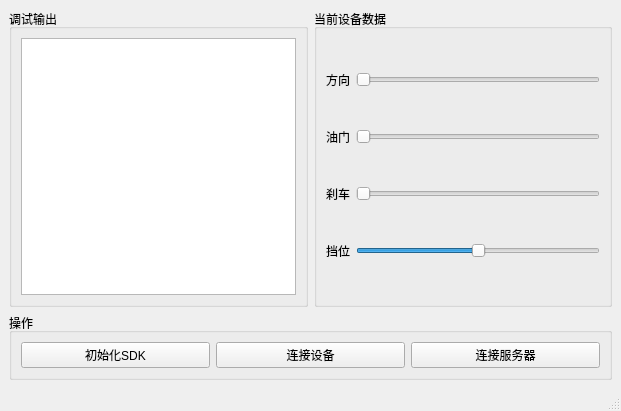
Qt form G29-reader/mainwindow.ui (zhangdiannao/g29-reader) before a commit.
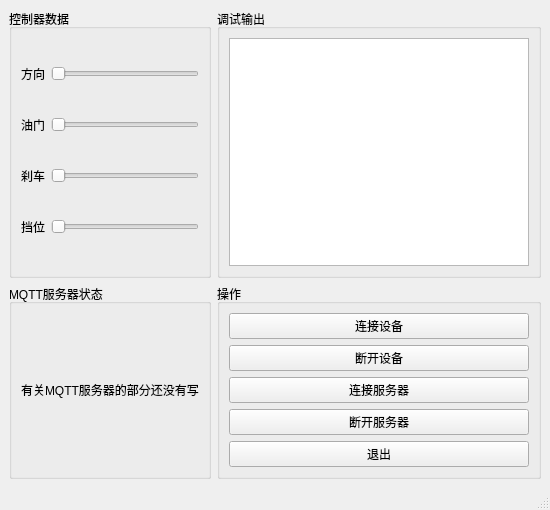
The same form after that commit.

Commit message: 这个版本实现了初始化SDK和对数据的正确读取，显示到logBrowser中

```diff
--- a/G29-reader/mainwindow.ui
+++ b/G29-reader/mainwindow.ui
@@ -6,8 +6,8 @@
    <rect>
     <x>0</x>
     <y>0</y>
-    <width>621</width>
-    <height>411</height>
+    <width>509</width>
+    <height>510</height>
    </rect>
   </property>
   <property name="windowTitle">
@@ -16,25 +16,13 @@
   <widget class="QWidget" name="centralwidget">
    <layout class="QGridLayout" name="gridLayout_2">
     <item row="0" column="0">
-     <widget class="QGroupBox" name="groupBox">
-      <property name="title">
-       <string>调试输出</string>
-      </property>
-      <layout class="QVBoxLayout" name="verticalLayout">
-       <item>
-        <widget class="QTextBrowser" name="logBrowser"/>
-       </item>
-      </layout>
-     </widget>
-    </item>
-    <item row="0" column="1">
      <widget class="QGroupBox" name="groupBox_3">
       <property name="title">
-       <string>当前设备数据</string>
+       <string>控制器数据</string>
       </property>
       <layout class="QGridLayout" name="gridLayout">
        <item row="0" column="0">
-        <widget class="QLabel" name="label">
+        <widget class="QLabel" name="label_2">
          <property name="text">
           <string>方向</string>
          </property>
@@ -48,7 +36,7 @@
         </widget>
        </item>
        <item row="1" column="0">
-        <widget class="QLabel" name="label_2">
+        <widget class="QLabel" name="label_3">
          <property name="text">
           <string>油门</string>
          </property>
@@ -62,7 +50,7 @@
         </widget>
        </item>
        <item row="2" column="0">
-        <widget class="QLabel" name="label_3">
+        <widget class="QLabel" name="label_4">
          <property name="text">
           <string>刹车</string>
          </property>
@@ -76,20 +64,14 @@
         </widget>
        </item>
        <item row="3" column="0">
-        <widget class="QLabel" name="label_4">
+        <widget class="QLabel" name="label_5">
          <property name="text">
           <string>挡位</string>
          </property>
         </widget>
        </item>
        <item row="3" column="1">
-        <widget class="QSlider" name="speed">
-         <property name="maximum">
-          <number>2</number>
-         </property>
-         <property name="value">
-          <number>1</number>
-         </property>
+        <widget class="QSlider" name="val_speed">
          <property name="orientation">
           <enum>Qt::Horizontal</enum>
          </property>
@@ -98,33 +80,82 @@
       </layout>
      </widget>
     </item>
-    <item row="1" column="0" colspan="2">
+    <item row="0" column="1">
+     <widget class="QGroupBox" name="groupBox">
+      <property name="title">
+       <string>调试输出</string>
+      </property>
+      <layout class="QVBoxLayout" name="verticalLayout">
+       <item>
+        <widget class="QTextBrowser" name="logBrowser">
+         <property name="minimumSize">
+          <size>
+           <width>300</width>
+           <height>0</height>
+          </size>
+         </property>
+        </widget>
+       </item>
+      </layout>
+     </widget>
+    </item>
+    <item row="1" column="0">
+     <widget class="QGroupBox" name="groupBox_4">
+      <property name="title">
+       <string>MQTT服务器状态</string>
+      </property>
+      <layout class="QVBoxLayout" name="verticalLayout_3">
+       <item>
+        <widget class="QLabel" name="label">
+         <property name="text">
+          <string>有关MQTT服务器的部分还没有写</string>
+         </property>
+        </widget>
+       </item>
+      </layout>
+     </widget>
+    </item>
+    <item row="1" column="1">
      <widget class="QGroupBox" name="groupBox_2">
       <property name="title">
        <string>操作</string>
       </property>
-      <layout class="QHBoxLayout" name="horizontalLayout">
+      <layout class="QVBoxLayout" name="verticalLayout_2">
        <item>
-        <widget class="QPushButton" name="initSDK">
-         <property name="text">
-          <string>初始化SDK</string>
-         </property>
-        </widget>
-       </item>
-       <item>
-        <widget class="QPushButton" name="connectDevice">
+        <widget class="QPushButton" name="button_init">
          <property name="text">
           <string>连接设备</string>
          </property>
         </widget>
        </item>
        <item>
-        <widget class="QPushButton" name="connectServer">
+        <widget class="QPushButton" name="button_disconnect_device">
+         <property name="text">
+          <string>断开设备</string>
+         </property>
+        </widget>
+       </item>
+       <item>
+        <widget class="QPushButton" name="button_connect_server">
          <property name="text">
           <string>连接服务器</string>
          </property>
         </widget>
        </item>
+       <item>
+        <widget class="QPushButton" name="button_disconnect_server">
+         <property name="text">
+          <string>断开服务器</string>
+         </property>
+        </widget>
+       </item>
+       <item>
+        <widget class="QPushButton" name="button_exit">
+         <property name="text">
+          <string>退出</string>
+         </property>
+        </widget>
+       </item>
       </layout>
      </widget>
     </item>
```
Left out of the diff: 10 changed lines with no effect on the pictures. The commit also changes 796 other files.
